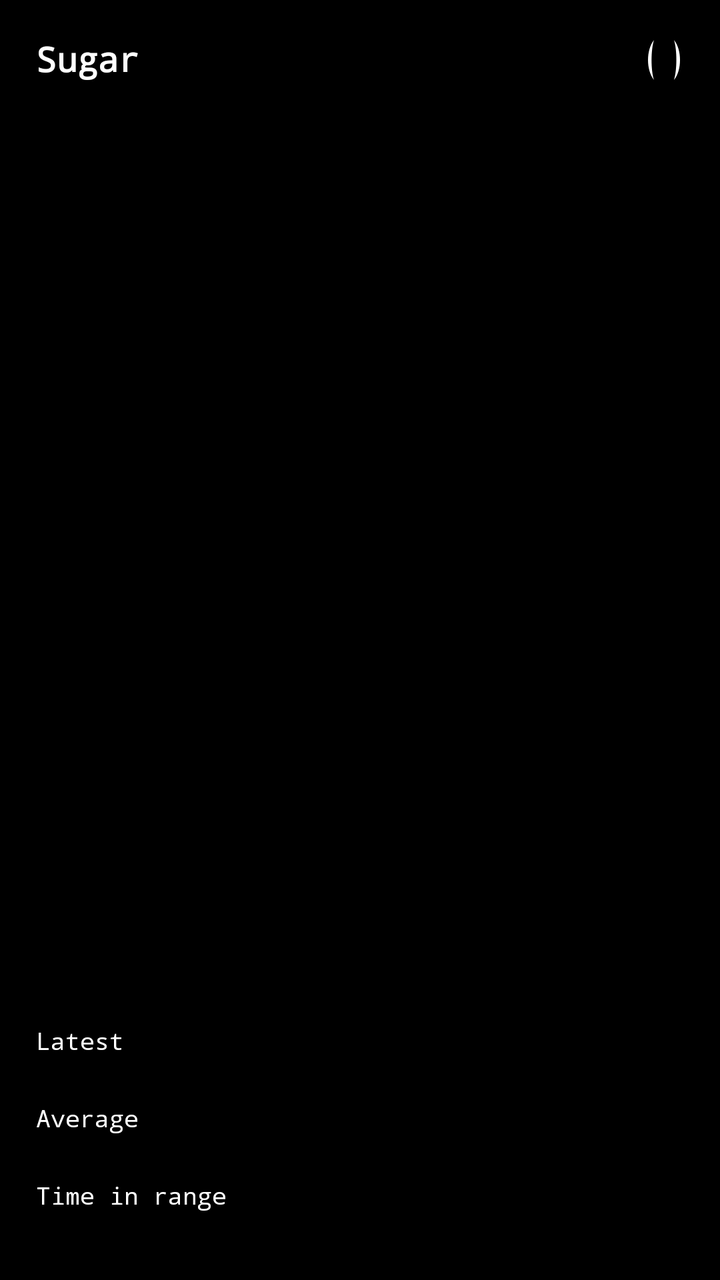
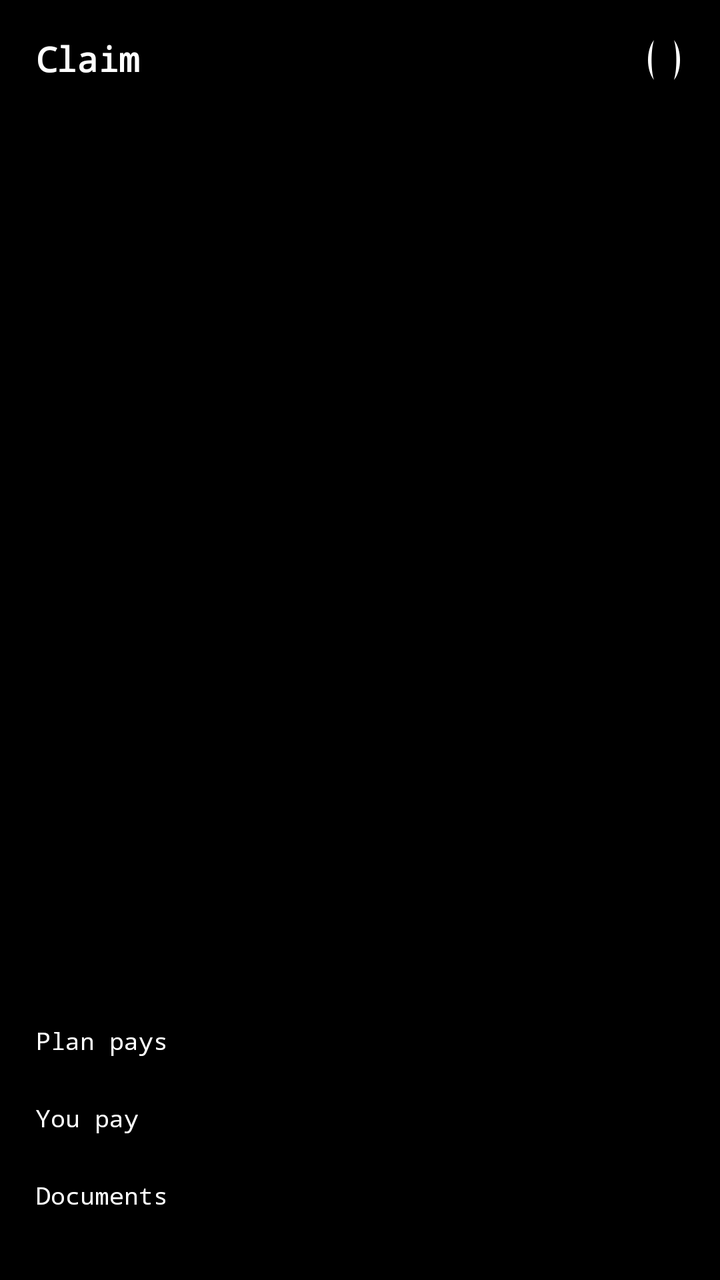

The first picture is an Android layout as it rendered before a commit; the second is the same layout after the commit. The layout source and the unified diff follow.
<!-- AndroidManifest.xml: application theme Theme.HINC -->
<!-- res/layout/widget_hinc.xml -->
<?xml version="1.0" encoding="utf-8"?>
<RelativeLayout xmlns:android="http://schemas.android.com/apk/res/android"
    android:id="@+id/w_root" android:layout_width="match_parent" android:layout_height="match_parent"
    android:background="@drawable/widget_bg" android:padding="18dp">
    <ImageView android:layout_width="20dp" android:layout_height="24dp"
        android:layout_alignParentTop="true" android:layout_alignParentEnd="true"
        android:src="@drawable/ic_parens" android:contentDescription="H.INC"/>
    <TextView android:id="@+id/w_title" android:layout_width="wrap_content" android:layout_height="wrap_content"
        android:text="Sugar" android:textColor="#FFFFFF" android:textSize="17sp" android:textStyle="bold"
        android:fontFamily="monospace" android:maxLines="2"/>
    <LinearLayout android:layout_width="match_parent" android:layout_height="wrap_content"
        android:layout_alignParentBottom="true" android:orientation="vertical">
        <TextView android:layout_width="wrap_content" android:layout_height="wrap_content" android:text="Latest"
            android:textColor="#FFFFFF" android:textSize="12sp" android:fontFamily="monospace"/>
        <TextView android:id="@+id/w_latest" android:layout_width="wrap_content" android:layout_height="wrap_content"
            android:textColor="#8A8A8A" android:textSize="12sp" android:fontFamily="monospace" android:layout_marginBottom="6dp"/>
        <TextView android:layout_width="wrap_content" android:layout_height="wrap_content" android:text="Average"
            android:textColor="#FFFFFF" android:textSize="12sp" android:fontFamily="monospace"/>
        <TextView android:id="@+id/w_avg" android:layout_width="wrap_content" android:layout_height="wrap_content"
            android:textColor="#8A8A8A" android:textSize="12sp" android:fontFamily="monospace" android:layout_marginBottom="6dp"/>
        <TextView android:layout_width="wrap_content" android:layout_height="wrap_content" android:text="Time in range"
            android:textColor="#FFFFFF" android:textSize="12sp" android:fontFamily="monospace"/>
        <TextView android:id="@+id/w_tir" android:layout_width="wrap_content" android:layout_height="wrap_content"
            android:textColor="#8A8A8A" android:textSize="12sp" android:fontFamily="monospace"/>
    </LinearLayout>
</RelativeLayout>
<!-- resources referenced by this layout -->
<resources>
  <!-- drawable ic_parens (drawable) -->
  <vector xmlns:android="http://schemas.android.com/apk/res/android"
      android:width="20dp" android:height="24dp" android:viewportWidth="20" android:viewportHeight="24">
      <path android:fillColor="#FFFFFF" android:pathData="M5,2C1,7 1,17 5,22C3.4,17 3.4,7 5,2Z"/>
      <path android:fillColor="#FFFFFF" android:pathData="M15,2C19,7 19,17 15,22C16.6,17 16.6,7 15,2Z"/>
  </vector>
  <!-- drawable widget_bg (drawable) -->
  <shape xmlns:android="http://schemas.android.com/apk/res/android" android:shape="rectangle">
      <solid android:color="#FF000000"/>
      <corners android:radius="28dp"/>
  </shape>
  <style name="Theme.HINC" parent="android:Theme.Material.NoActionBar">
          <item name="android:windowBackground">#000000</item>
          <item name="android:statusBarColor">#000000</item>
          <item name="android:navigationBarColor">#000000</item>
      </style>
</resources>

<!-- the commit's change to res/layout/widget_hinc.xml (unified diff, before → after) -->
@@ -6,19 +6,19 @@
         android:layout_alignParentTop="true" android:layout_alignParentEnd="true"
         android:src="@drawable/ic_parens" android:contentDescription="H.INC"/>
     <TextView android:id="@+id/w_title" android:layout_width="wrap_content" android:layout_height="wrap_content"
-        android:text="Sugar" android:textColor="#FFFFFF" android:textSize="17sp" android:textStyle="bold"
+        android:text="Claim" android:textColor="#FFFFFF" android:textSize="17sp" android:textStyle="bold"
         android:fontFamily="monospace" android:maxLines="2"/>
     <LinearLayout android:layout_width="match_parent" android:layout_height="wrap_content"
         android:layout_alignParentBottom="true" android:orientation="vertical">
-        <TextView android:layout_width="wrap_content" android:layout_height="wrap_content" android:text="Latest"
+        <TextView android:layout_width="wrap_content" android:layout_height="wrap_content" android:text="Plan pays"
             android:textColor="#FFFFFF" android:textSize="12sp" android:fontFamily="monospace"/>
         <TextView android:id="@+id/w_latest" android:layout_width="wrap_content" android:layout_height="wrap_content"
             android:textColor="#8A8A8A" android:textSize="12sp" android:fontFamily="monospace" android:layout_marginBottom="6dp"/>
-        <TextView android:layout_width="wrap_content" android:layout_height="wrap_content" android:text="Average"
+        <TextView android:layout_width="wrap_content" android:layout_height="wrap_content" android:text="You pay"
             android:textColor="#FFFFFF" android:textSize="12sp" android:fontFamily="monospace"/>
         <TextView android:id="@+id/w_avg" android:layout_width="wrap_content" android:layout_height="wrap_content"
             android:textColor="#8A8A8A" android:textSize="12sp" android:fontFamily="monospace" android:layout_marginBottom="6dp"/>
-        <TextView android:layout_width="wrap_content" android:layout_height="wrap_content" android:text="Time in range"
+        <TextView android:layout_width="wrap_content" android:layout_height="wrap_content" android:text="Documents"
             android:textColor="#FFFFFF" android:textSize="12sp" android:fontFamily="monospace"/>
         <TextView android:id="@+id/w_tir" android:layout_width="wrap_content" android:layout_height="wrap_content"
             android:textColor="#8A8A8A" android:textSize="12sp" android:fontFamily="monospace"/>
